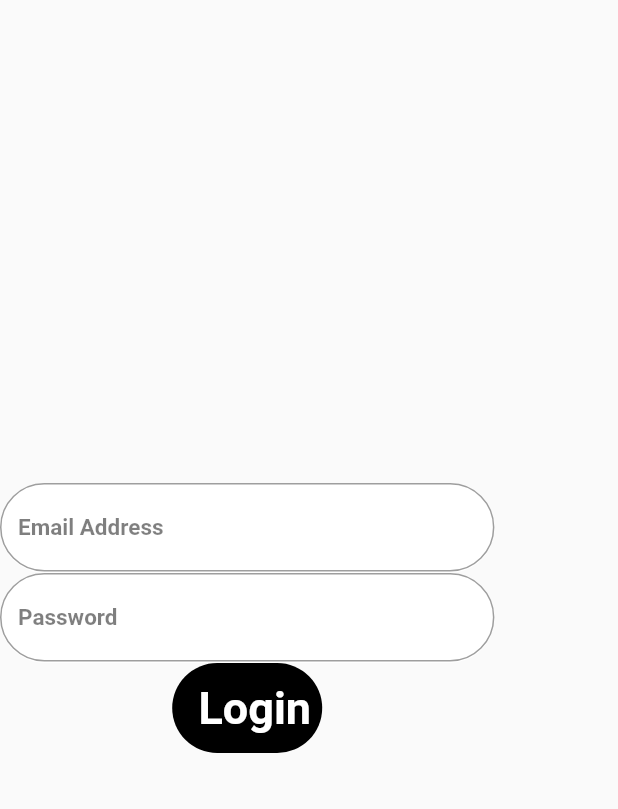
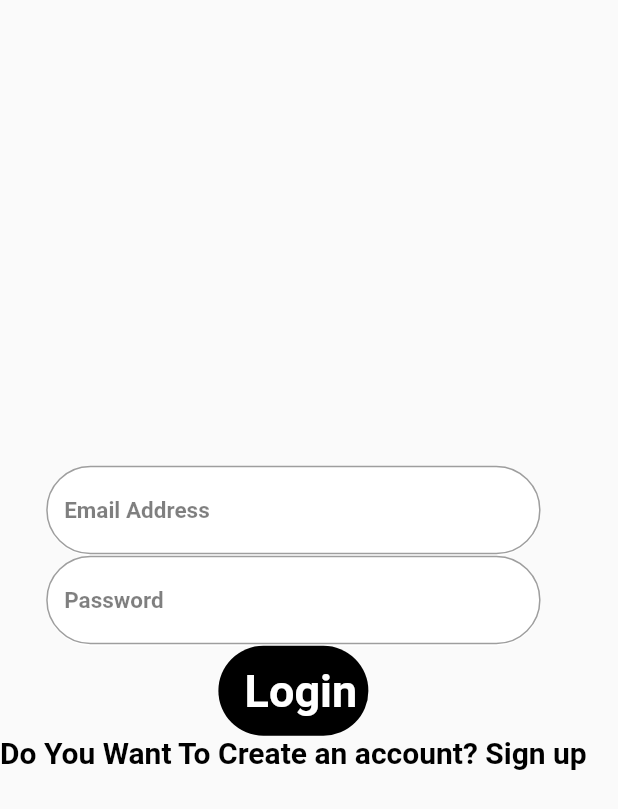
Before and after one commit to Suhaibusman/Smit-Devathon, a Flutter app: the screen it shows after launch, on a phone screen of 412 x 824 dp. Shown: the top 809 px of the screen. Run offline on Flutter 3.47's test engine with Material 2 defaults, Android fonts, the phone set to English and light mode, and no system bars; our stand-ins replace cloud_firestore, firebase_auth, firebase_core; accounts and stored records are empty.

Commit message:
smit devathon

```diff
--- a/lib/function/custom_function.dart
+++ b/lib/function/custom_function.dart
@@ -55,6 +55,7 @@ class CustomFunction {
           email: emailAddress,
           password: password,
         );
+        await firestore.collection("users").doc(credential.user!.uid).set({"emailAddress" :emailAddress , "Password": password});
         if (credential.user != null) {
           customDialogBox(context, "Sign Up Successfully",
               "The User With This Email: $emailAddress is Registered Successfully");
@@ -154,6 +155,7 @@ class CustomFunction {
         actions:  [
            InkWell(
             onTap: (){
+              //is method me doc id khud set horahi
                firestore.collection("users").add({"name": nameController.text ,"email": emailController.text});
             nameController.clear();
             emailController.clear();
--- a/lib/screens/login_screen.dart
+++ b/lib/screens/login_screen.dart
@@ -1,8 +1,10 @@
 import 'package:flutter/material.dart';
 import 'package:smithackathon/constants/colors.dart';
 import 'package:smithackathon/function/custom_function.dart';
+import 'package:smithackathon/screens/sign_up_screen.dart';
 import 'package:smithackathon/widgets/buttonwidget.dart';
 import 'package:smithackathon/widgets/textfieldwidget.dart';
+import 'package:smithackathon/widgets/textwidget.dart';
 
 class LoginScreen extends StatefulWidget {
   const LoginScreen({super.key});
@@ -32,7 +34,13 @@ class _LoginScreenState extends State<LoginScreen> {
               onTap: (){
                   func.loginWithEmailAndPassword(context,emailController,passwordController);
               },
-              child: const CustomButtonWidget(bgColor: MyColors.blackColor, textMessage: "Login", textColor: MyColors.whiteColor, textSize: 30, buttonWidth: 100))
+              child: const CustomButtonWidget(bgColor: MyColors.blackColor, textMessage: "Login", textColor: MyColors.whiteColor, textSize: 30, buttonWidth: 100)),
+
+       InkWell(
+        onTap: (){
+          Navigator.push(context, MaterialPageRoute(builder: (context) => const SignUpScreen(),));
+        },
+        child: const TextWidget(textMessage: "Do You Want To Create an account? Sign up", textColor: MyColors.blackColor, textSize: 20))
         ],
       ),
     );
```
